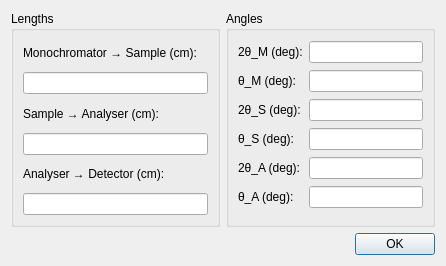
Qt form ui/real_params.ui (tweber-ill/frm_mirror-takin1) before a commit.
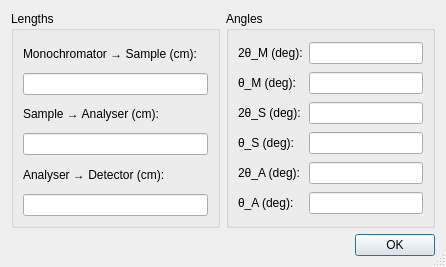
The same form after that commit.

```diff
--- a/ui/real_params.ui
+++ b/ui/real_params.ui
@@ -7,12 +7,15 @@
     <x>0</x>
     <y>0</y>
     <width>446</width>
-    <height>266</height>
+    <height>267</height>
    </rect>
   </property>
   <property name="windowTitle">
    <string>TAS Parameters</string>
   </property>
+  <property name="sizeGripEnabled">
+   <bool>true</bool>
+  </property>
   <layout class="QGridLayout" name="gridLayout_7">
    <item row="0" column="1">
     <widget class="QGroupBox" name="groupBox_4">
```
